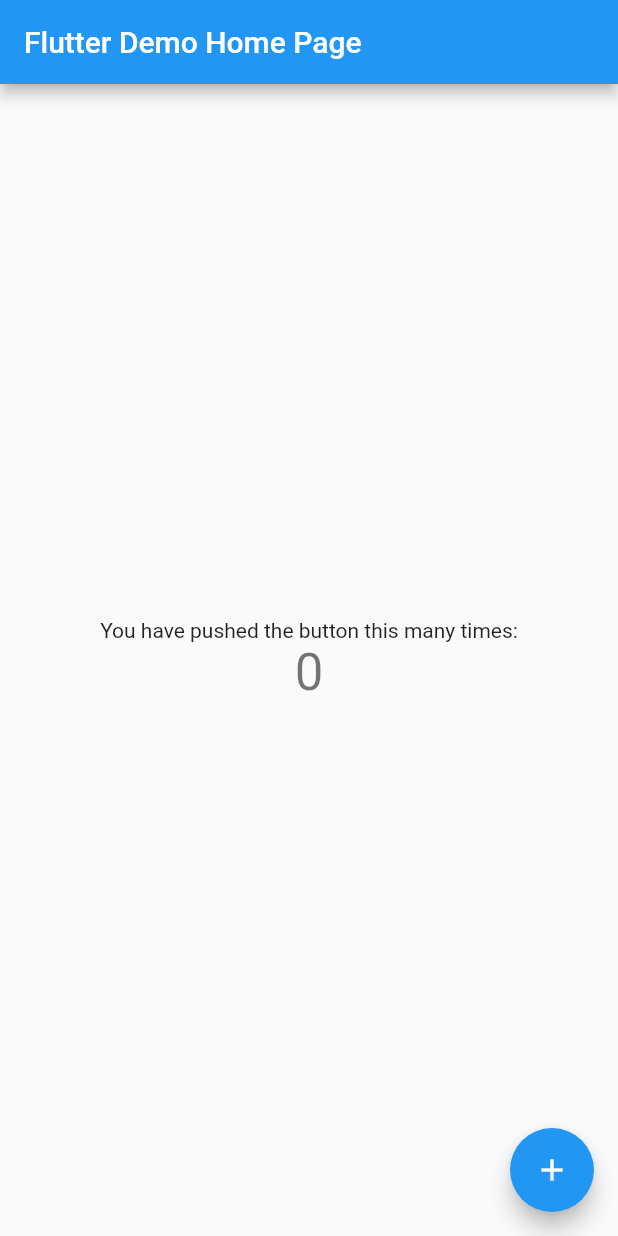
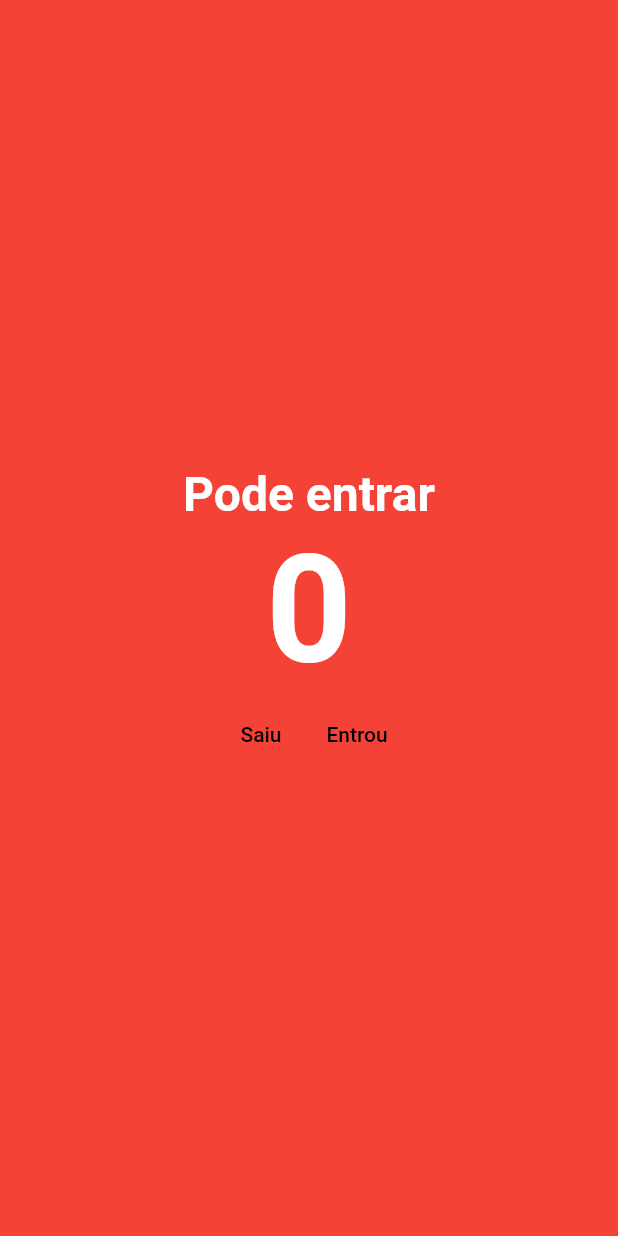
Before and after one commit to celso14/Flutter_appContador, a Flutter app: the screen it shows after launch, on a phone screen of 412 x 824 dp. Run offline on Flutter 3.47's test engine with Material 2 defaults, Android fonts, the phone set to English and light mode, and no system bars.

Commit message:
Criando a base do projeto

```diff
--- a/lib/main.dart
+++ b/lib/main.dart
@@ -1,115 +1,81 @@
+import 'package:flutter/cupertino.dart';
 import 'package:flutter/material.dart';
 
 void main() {
-  runApp(const MyApp());
+  runApp(const MyApp()); // runApp
 }
 
 class MyApp extends StatelessWidget {
   const MyApp({Key? key}) : super(key: key);
 
-  // This widget is the root of your application.
   @override
   Widget build(BuildContext context) {
-    return MaterialApp(
-      title: 'Flutter Demo',
-      theme: ThemeData(
-        // This is the theme of your application.
-        //
-        // Try running your application with "flutter run". You'll see the
-        // application has a blue toolbar. Then, without quitting the app, try
-        // changing the primarySwatch below to Colors.green and then invoke
-        // "hot reload" (press "r" in the console where you ran "flutter run",
-        // or simply save your changes to "hot reload" in a Flutter IDE).
-        // Notice that the counter didn't reset back to zero; the application
-        // is not restarted.
-        primarySwatch: Colors.blue,
-      ),
-      home: const MyHomePage(title: 'Flutter Demo Home Page'),
+    return const MaterialApp(
+      home: HomePage(),
     );
   }
 }
 
-class MyHomePage extends StatefulWidget {
-  const MyHomePage({Key? key, required this.title}) : super(key: key);
+class HomePage extends StatelessWidget {
+  const HomePage({Key? key}) : super(key: key);
 
-  // This widget is the home page of your application. It is stateful, meaning
-  // that it has a State object (defined below) that contains fields that affect
-  // how it looks.
-
-  // This class is the configuration for the state. It holds the values (in this
-  // case the title) provided by the parent (in this case the App widget) and
-  // used by the build method of the State. Fields in a Widget subclass are
-  // always marked "final".
-
-  final String title;
-
-  @override
-  State<MyHomePage> createState() => _MyHomePageState();
+  void decrement() {
+    print("decrement");
   }
 
-class _MyHomePageState extends State<MyHomePage> {
-  int _counter = 0;
-
-  void _incrementCounter() {
-    setState(() {
-      // This call to setState tells the Flutter framework that something has
-      // changed in this State, which causes it to rerun the build method below
-      // so that the display can reflect the updated values. If we changed
-      // _counter without calling setState(), then the build method would not be
-      // called again, and so nothing would appear to happen.
-      _counter++;
-    });
+  void increment() {
+    print("Increment");
   }
 
   @override
   Widget build(BuildContext context) {
-    // This method is rerun every time setState is called, for instance as done
-    // by the _incrementCounter method above.
-    //
-    // The Flutter framework has been optimized to make rerunning build methods
-    // fast, so that you can just rebuild anything that needs updating rather
-    // than having to individually change instances of widgets.
     return Scaffold(
-      appBar: AppBar(
-        // Here we take the value from the MyHomePage object that was created by
-        // the App.build method, and use it to set our appbar title.
-        title: Text(widget.title),
+      backgroundColor: Colors.red,
+      body: Column(
+        mainAxisAlignment: MainAxisAlignment.center,
+        children: [
+          const Text(
+            "Pode entrar",
+            style: TextStyle(
+              fontSize: 32,
+              color: Colors.white,
+              fontWeight: FontWeight.w700,
             ),
-      body: Center(
-        // Center is a layout widget. It takes a single child and positions it
-        // in the middle of the parent.
-        child: Column(
-          // Column is also a layout widget. It takes a list of children and
-          // arranges them vertically. By default, it sizes itself to fit its
-          // children horizontally, and tries to be as tall as its parent.
-          //
-          // Invoke "debug painting" (press "p" in the console, choose the
-          // "Toggle Debug Paint" action from the Flutter Inspector in Android
-          // Studio, or the "Toggle Debug Paint" command in Visual Studio Code)
-          // to see the wireframe for each widget.
-          //
-          // Column has various properties to control how it sizes itself and
-          // how it positions its children. Here we use mainAxisAlignment to
-          // center the children vertically; the main axis here is the vertical
-          // axis because Columns are vertical (the cross axis would be
-          // horizontal).
+          ),
+          const Text(
+            "0",
+            style: TextStyle(
+              fontSize: 100,
+              color: Colors.white,
+              fontWeight: FontWeight.w700,
+            ),
+          ),
+          Row(
             mainAxisAlignment: MainAxisAlignment.center,
-          children: <Widget>[
-            const Text(
-              'You have pushed the button this many times:',
+            children: [
+              TextButton(
+                onPressed: decrement, // não se passa os parenteses
+                child: Text(
+                  "Saiu",
+                  style: TextStyle(
+                    color: Colors.black,
                   ),
-            Text(
-              '$_counter',
-              style: Theme.of(context).textTheme.headline4,
+                ),
+              ),
+              TextButton(
+                onPressed:
+                    increment, // não se passa os parenteses, se não está chamando o retorno da função
+                child: Text(
+                  "Entrou",
+                  style: TextStyle(
+                    color: Colors.black,
+                  ),
+                ),
               ),
             ],
           ),
+        ],
       ),
-      floatingActionButton: FloatingActionButton(
-        onPressed: _incrementCounter,
-        tooltip: 'Increment',
-        child: const Icon(Icons.add),
-      ), // This trailing comma makes auto-formatting nicer for build methods.
     );
   }
 }
```
Lines whose indentation alone changed are shown as unchanged.
